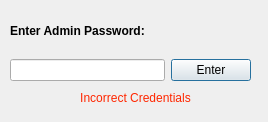
Qt form adminplat.ui (aishakandeell/cs2labproject) before a commit.
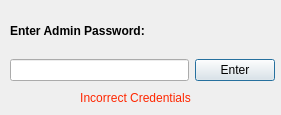
The same form after that commit.

The edit to the form file:
```diff
--- a/adminplat.ui
+++ b/adminplat.ui
@@ -6,8 +6,8 @@
    <rect>
     <x>0</x>
     <y>0</y>
-    <width>268</width>
-    <height>122</height>
+    <width>281</width>
+    <height>115</height>
    </rect>
   </property>
   <property name="windowTitle">
@@ -26,12 +26,12 @@
     <string>&lt;html&gt;&lt;head/&gt;&lt;body&gt;&lt;p align=&quot;center&quot;&gt;&lt;span style=&quot; color:#ff2600;&quot;&gt;Incorrect Credentials&lt;/span&gt;&lt;/p&gt;&lt;/body&gt;&lt;/html&gt;</string>
    </property>
   </widget>
-  <widget class="QWidget" name="">
+  <widget class="QWidget" name="layoutWidget">
    <property name="geometry">
     <rect>
      <x>10</x>
      <y>10</y>
-     <width>241</width>
+     <width>265</width>
      <height>71</height>
     </rect>
    </property>
```
